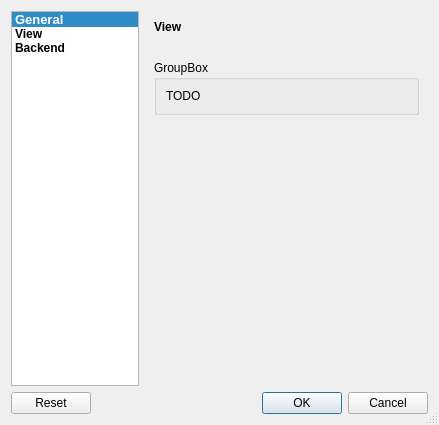
Above: src/gui/dialogs/configdialog.ui from saschpe/masonry before the change. Below: the same form after it.
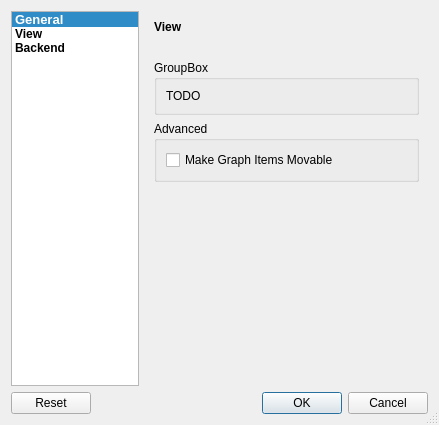
That is the form after the change. The open tabs and pages were chosen to show the change.

Commit message: Added a missing dot.

```diff
--- a/src/gui/dialogs/configdialog.ui
+++ b/src/gui/dialogs/configdialog.ui
@@ -158,20 +158,23 @@
          </property>
         </widget>
        </item>
-       <item row="3" column="0">
-        <spacer name="verticalSpacer">
+       <item row="1" column="0" colspan="2">
+        <spacer name="verticalSpacer_5">
          <property name="orientation">
           <enum>Qt::Vertical</enum>
          </property>
+         <property name="sizeType">
+          <enum>QSizePolicy::Fixed</enum>
+         </property>
          <property name="sizeHint" stdset="0">
           <size>
            <width>20</width>
-           <height>40</height>
+           <height>20</height>
           </size>
          </property>
         </spacer>
        </item>
-       <item row="2" column="0">
+       <item row="2" column="0" colspan="2">
         <widget class="QGroupBox" name="groupBox">
          <property name="title">
           <string>GroupBox</string>
@@ -187,18 +190,31 @@
          </layout>
         </widget>
        </item>
-       <item row="1" column="0">
-        <spacer name="verticalSpacer_5">
+       <item row="3" column="0" colspan="2">
+        <widget class="QGroupBox" name="groupBox_5">
+         <property name="title">
+          <string>Advanced</string>
+         </property>
+         <layout class="QGridLayout" name="gridLayout_11">
+          <item row="0" column="0">
+           <widget class="QCheckBox" name="graphItemsMovableCheckBox">
+            <property name="text">
+             <string>Make Graph Items Movable</string>
+            </property>
+           </widget>
+          </item>
+         </layout>
+        </widget>
+       </item>
+       <item row="4" column="0" colspan="2">
+        <spacer name="verticalSpacer">
          <property name="orientation">
           <enum>Qt::Vertical</enum>
          </property>
-         <property name="sizeType">
-          <enum>QSizePolicy::Fixed</enum>
-         </property>
          <property name="sizeHint" stdset="0">
           <size>
            <width>20</width>
-           <height>20</height>
+           <height>40</height>
           </size>
          </property>
         </spacer>
```
